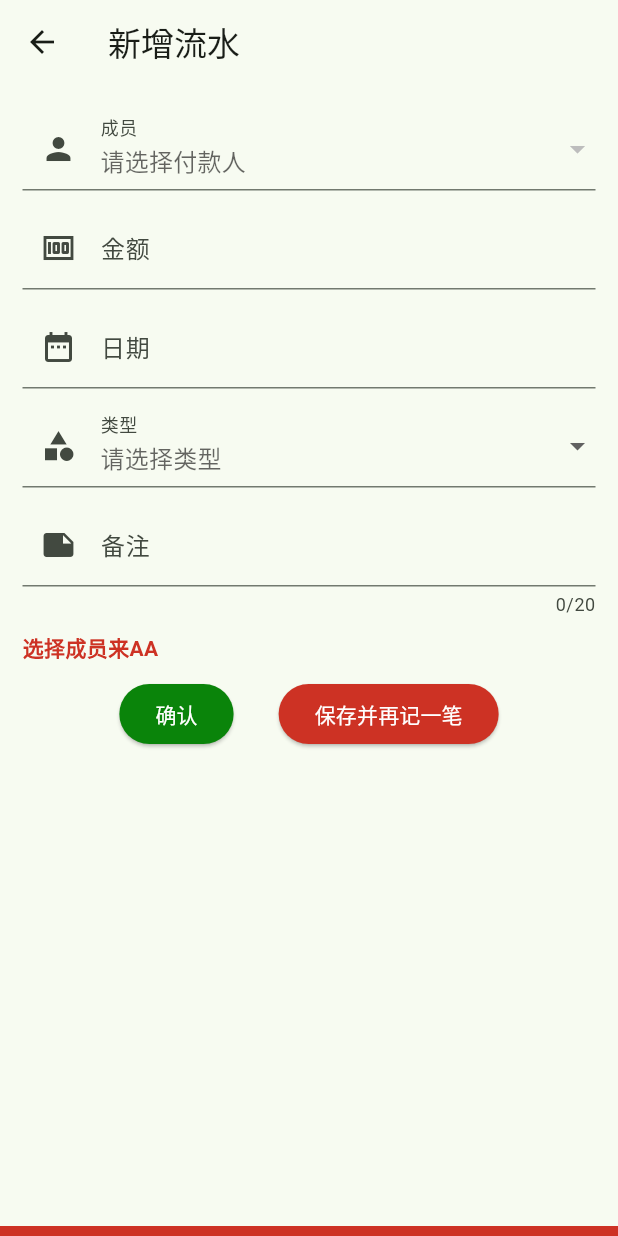
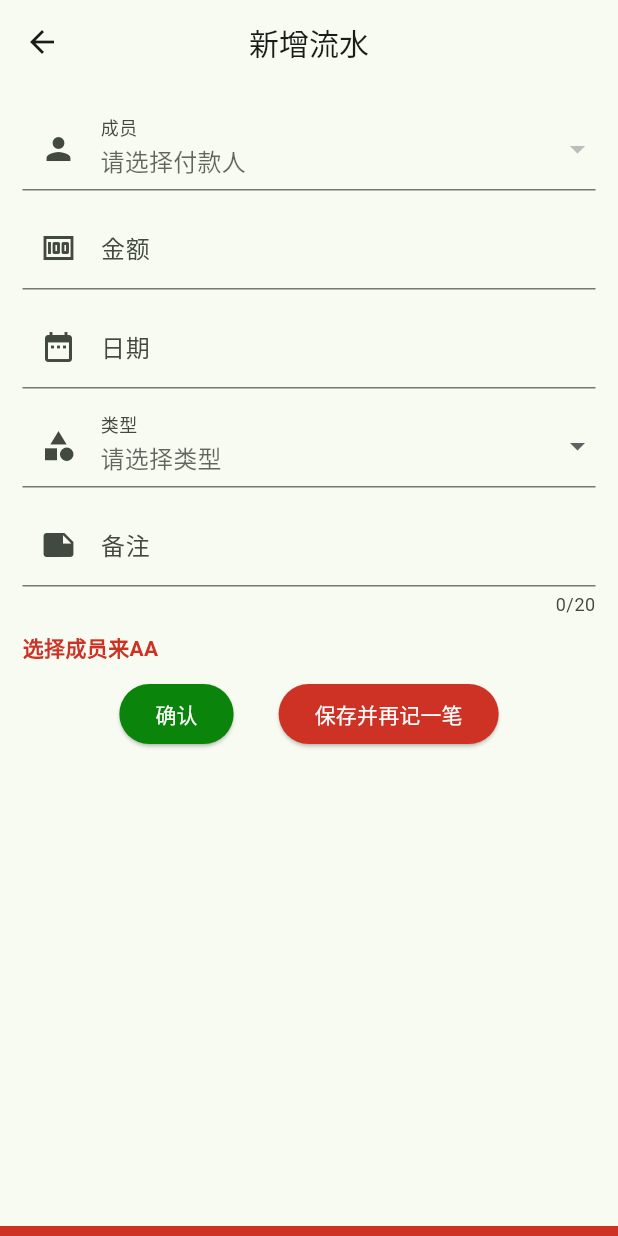
Before and after one commit to HEI-7/KaoRouAA, a Flutter app: the TripBillPage screen opened directly with empty values, after a tap on "确认", on a phone screen of 412 x 824 dp. Run offline on Flutter 3.47's test engine with Material 3 defaults, Android fonts, the phone set to English and light mode, and no system bars; our stand-ins replace flutter_slidable, image_picker, sqflite; accounts and stored records are empty.

Commit message:
update some color

```diff
--- a/lib/views/trip_bill_view.dart
+++ b/lib/views/trip_bill_view.dart
@@ -309,7 +309,7 @@ class _TripBillListPageState extends State<TripBillListPage> {
 }
 
 class TripBillPage extends StatefulWidget {
-  TripBillPage({
+  const TripBillPage({
     super.key,
     required this.tripId,
     this.id,
@@ -329,17 +329,16 @@ class TripBillPage extends StatefulWidget {
   final String? type; // 分类
   final String? remark; // 备注
   final String? aaUsers; // 用户
+
   @override
   State<TripBillPage> createState() => _TripBillPageState();
 }
 
 class _TripBillPageState extends State<TripBillPage> {
   bool _oneMore = false;
-  String? _oldUserAA;
   int? _selectUserId; // 付款
   String? _selectType; // 分类
   List<int> _selectUserAA = []; // 用户
-
   final List<String> types = [
     '餐饮',
     '住宿',
@@ -364,7 +363,7 @@ class _TripBillPageState extends State<TripBillPage> {
     updateTripBillDetail(id, double.parse(payInput));
   }
 
-  void updateTripBill(String payInput, String datePicker, String remarkInput, double pay) async {
+  void updateTripBill(String payInput, String datePicker, String remarkInput) async {
     var tripBill = TripBill(
       id: widget.id,
       tripId: widget.tripId,
@@ -377,14 +376,14 @@ class _TripBillPageState extends State<TripBillPage> {
     );
 
     await TripProvider().updateTripBill(tripBill);
-    if (_oldUserAA != _selectUserAA.join(',') || pay != double.parse(payInput)) {
+    if (widget.aaUsers != _selectUserAA.join(',') || widget.pay != double.parse(payInput)) {
       updateTripBillDetail(widget.id!, double.parse(payInput));
     }
   }
 
   // 创建 更新 明细
   void updateTripBillDetail(int billId, double pay) async {
-    double payAA = double.parse((pay / _selectUserAA.length).toStringAsFixed(2)); // 平摊
+    double payAA = pay / _selectUserAA.length; // 平摊
     List<TripBillDetail> objs = _selectUserAA.map<TripBillDetail>((int userId) {
       return TripBillDetail(
         billId: billId,
@@ -416,7 +415,6 @@ class _TripBillPageState extends State<TripBillPage> {
     if (widget.remark != null && !_oneMore) {
       remarkController.text = widget.remark!;
     }
-    _oldUserAA = widget.aaUsers; // 用户
     if (widget.aaUsers != null && widget.aaUsers != '' && !_oneMore) {
       _selectUserAA = widget.aaUsers!.split(',').map(int.parse).toList();
     }
@@ -465,23 +463,25 @@ class _TripBillPageState extends State<TripBillPage> {
       }
       _selectUserAA.sort();
 
-      // payInput = double.parse(payInput).toStringAsFixed(2);
       if (widget.id == null || _oneMore) {
         createTripBill(payInput, datePicker, remarkInput);
       } else {
-        updateTripBill(payInput, datePicker, remarkInput, widget.pay!);
+        updateTripBill(payInput, datePicker, remarkInput);
       }
       return true;
     }
 
     return Scaffold(
       appBar: AppBar(
-        title: Text(desc),
+        centerTitle: true,
+        title: Text(
+          desc,
+          style: const TextStyle(fontSize: 20),
+        ),
       ),
       body: SingleChildScrollView(
-        child: Center(
         child: Padding(
-            padding: const EdgeInsets.all(15.0),
+          padding: const EdgeInsets.all(15),
           child: FutureBuilder(
             future: TripProvider().listTripUser(widget.tripId),
             builder: (BuildContext context, AsyncSnapshot snapshot) {
@@ -726,7 +726,6 @@ class _TripBillPageState extends State<TripBillPage> {
           ),
         ),
       ),
-      ),
     );
   }
 }
--- a/lib/views/trip_user_view.dart
+++ b/lib/views/trip_user_view.dart
@@ -134,7 +134,7 @@ class _TripUserListPageState extends State<TripUserListPage> {
                           }
                         }
                       },
-                      backgroundColor: Colors.red,
+                      backgroundColor: const Color.fromARGB(255, 205, 50, 36),
                       icon: Icons.delete,
                     ),
                   ],
```
Lines whose indentation alone changed are shown as unchanged.
